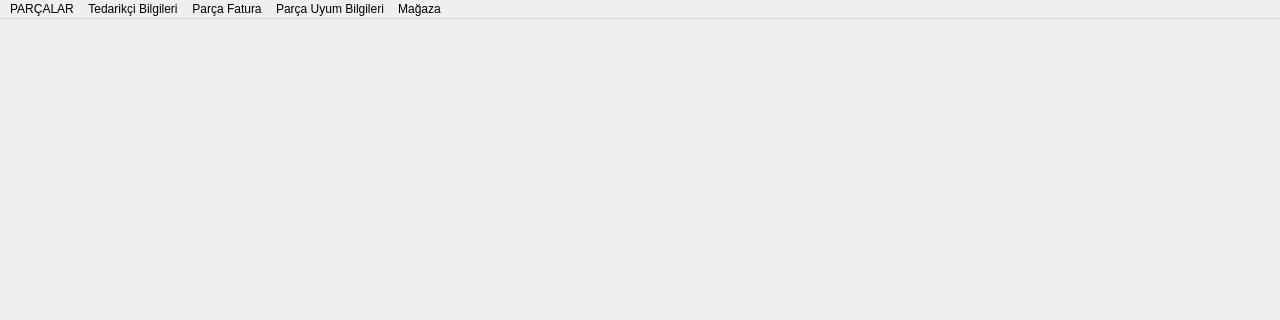
This is tmoanapencere.ui in onur35iii/TeknolojiMarketiOtomasyonu as Qt 5 draws it before an edit; both pictures show x 0 to 1280 and y 0 to 320 of the 1280 by 662 pixel window. The edited form follows.
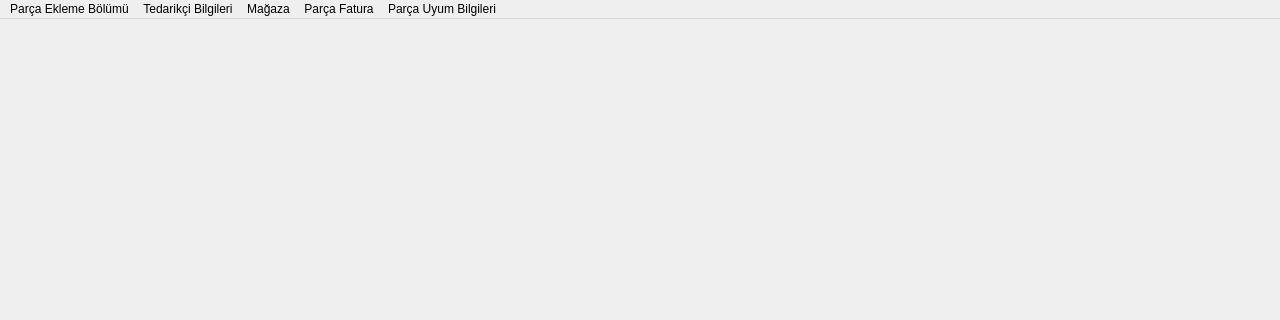
This is the edited form.

What changed in the file:
```diff
--- a/tmoanapencere.ui
+++ b/tmoanapencere.ui
@@ -25,7 +25,7 @@
    </property>
    <widget class="QMenu" name="menuKasa">
     <property name="title">
-     <string>PARÇALAR</string>
+     <string>Parça Ekleme Bölümü</string>
     </property>
     <widget class="QMenu" name="menuPar_a_Ekleme">
      <property name="title">
@@ -113,9 +113,9 @@
    </widget>
    <addaction name="menuKasa"/>
    <addaction name="menuTedarik_i"/>
+   <addaction name="menuMa_aza_Bilgileri"/>
    <addaction name="menuPar_a_Fatura"/>
    <addaction name="menuPar_a_Uyum_Bilgileri"/>
-   <addaction name="menuMa_aza_Bilgileri"/>
   </widget>
   <widget class="QStatusBar" name="statusbar"/>
   <action name="actionPar_a_Al_Faturas">
```
Left out of the diff: 263 changed lines with no effect on the pictures.
